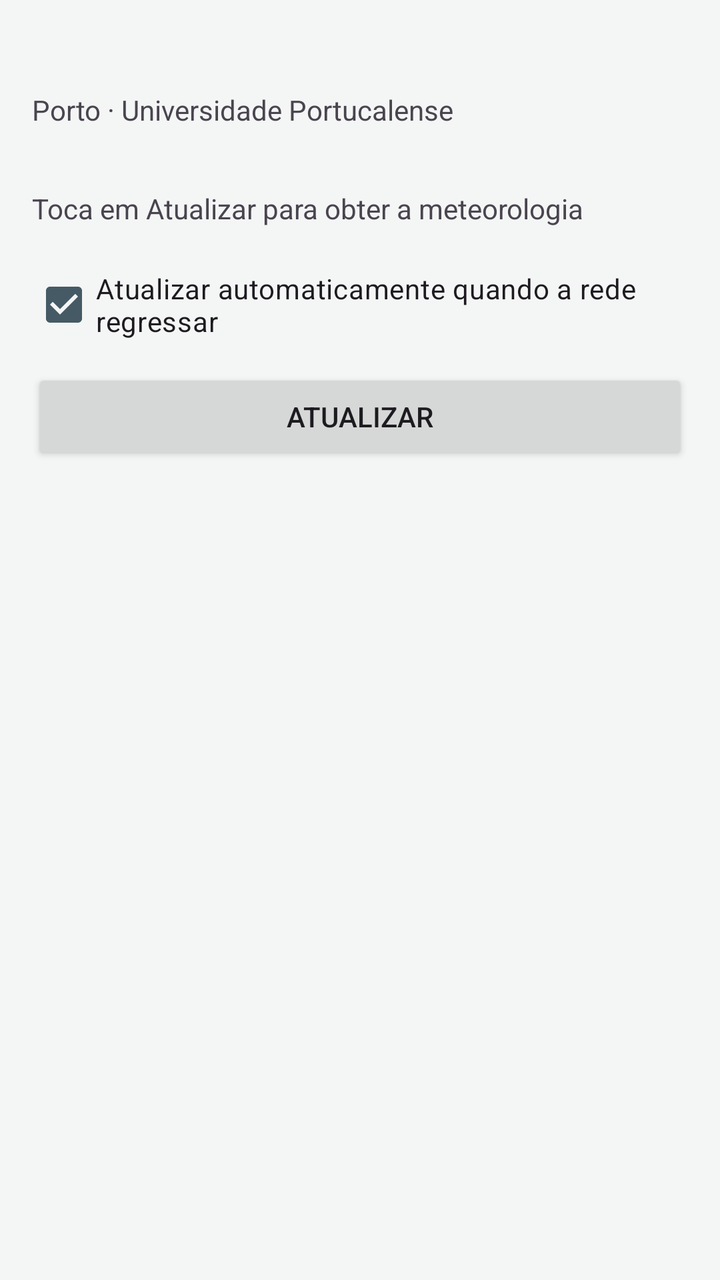
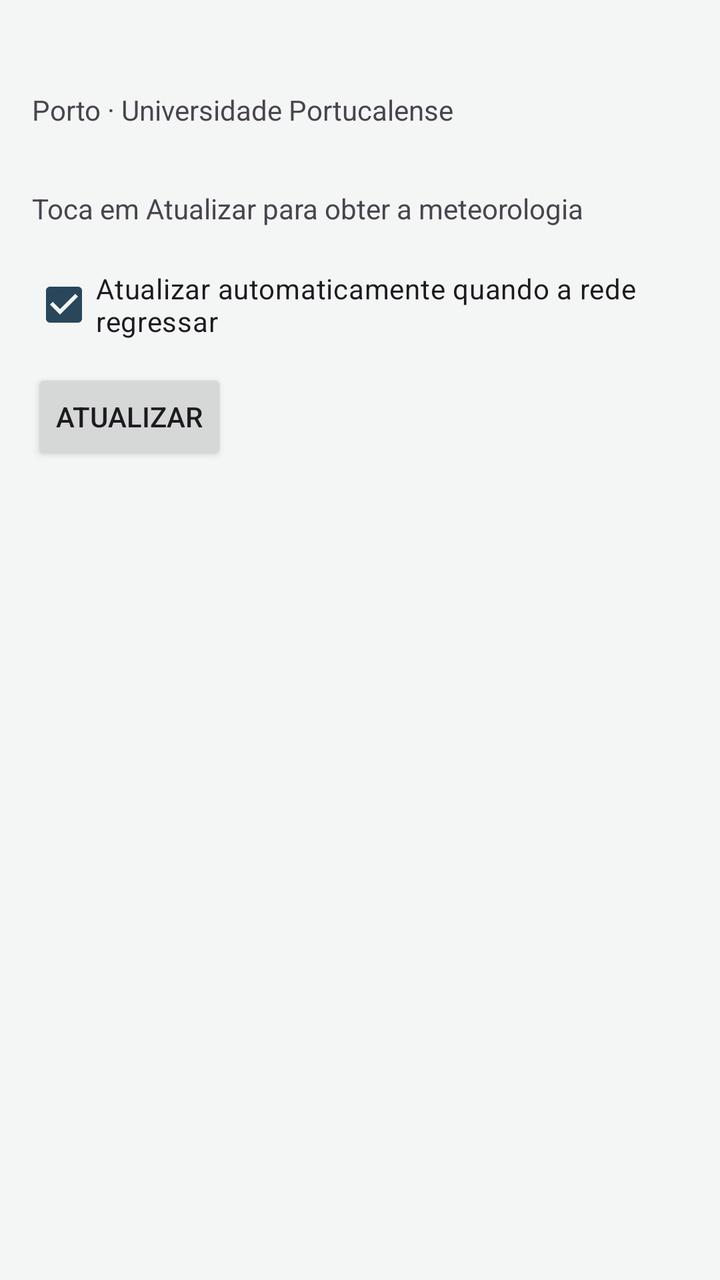

Before-and-after screenshots of an Android layout around one commit, followed by the original layout XML and the change that was made.
<!-- AndroidManifest.xml: application theme Theme.UPTStudentHub -->
<!-- res/layout/activity_weather.xml -->
<?xml version="1.0" encoding="utf-8"?>
<LinearLayout xmlns:android="http://schemas.android.com/apk/res/android"
    android:layout_width="match_parent"
    android:layout_height="match_parent"
    android:fitsSystemWindows="true"
    android:orientation="vertical">

    
    <TextView
        android:id="@+id/tvOffline"
        android:layout_width="match_parent"
        android:layout_height="wrap_content"
        android:background="@color/offline_red"
        android:gravity="center"
        android:minHeight="@dimen/touch_target"
        android:text="@string/banner_offline"
        android:textColor="@color/white"
        android:visibility="gone" />

    <LinearLayout
        android:layout_width="match_parent"
        android:layout_height="match_parent"
        android:orientation="vertical"
        android:padding="@dimen/spacing_m">

        <TextView
            android:id="@+id/tvGreeting"
            android:layout_width="match_parent"
            android:layout_height="wrap_content"
            android:textAppearance="?attr/textAppearanceTitleLarge" />

        <TextView
            android:layout_width="match_parent"
            android:layout_height="wrap_content"
            android:text="@string/weather_location" />

        
        <LinearLayout
            android:id="@+id/weatherCard"
            android:layout_width="match_parent"
            android:layout_height="wrap_content"
            android:layout_marginTop="@dimen/spacing_m"
            android:background="@drawable/bg_weather_card"
            android:gravity="center_horizontal"
            android:orientation="vertical"
            android:padding="@dimen/spacing_m"
            android:visibility="gone">

            <TextView
                android:id="@+id/tvTemperature"
                android:layout_width="wrap_content"
                android:layout_height="wrap_content"
                android:textAppearance="?attr/textAppearanceDisplaySmall"
                android:textColor="@color/upt_blue_dark" />

            <TextView
                android:id="@+id/tvDescription"
                android:layout_width="wrap_content"
                android:layout_height="wrap_content"
                android:textAppearance="?attr/textAppearanceTitleMedium"
                android:textColor="@color/upt_blue_dark" />

            <TextView
                android:id="@+id/tvHumidity"
                android:layout_width="wrap_content"
                android:layout_height="wrap_content"
                android:layout_marginTop="@dimen/spacing_s"
                android:textColor="@color/upt_blue_dark" />

            <TextView
                android:id="@+id/tvWind"
                android:layout_width="wrap_content"
                android:layout_height="wrap_content"
                android:textColor="@color/upt_blue_dark" />
        </LinearLayout>

        
        <LinearLayout
            android:layout_width="match_parent"
            android:layout_height="wrap_content"
            android:layout_marginTop="@dimen/spacing_m"
            android:gravity="center_vertical"
            android:minHeight="@dimen/touch_target"
            android:orientation="horizontal">

            
            <ProgressBar
                android:id="@+id/progressLoading"
                android:layout_width="@dimen/touch_target"
                android:layout_height="@dimen/touch_target"
                android:layout_marginEnd="@dimen/spacing_s"
                android:contentDescription="@string/cd_weather_progress"
                android:indeterminate="true"
                android:visibility="gone" />

            <TextView
                android:id="@+id/tvWeatherStatus"
                android:layout_width="0dp"
                android:layout_height="wrap_content"
                android:layout_weight="1"
                android:text="@string/status_weather_idle" />
        </LinearLayout>

        <CheckBox
            android:id="@+id/cbAutoRefresh"
            android:layout_width="match_parent"
            android:layout_height="wrap_content"
            android:checked="true"
            android:minHeight="@dimen/touch_target"
            android:text="@string/cb_auto_refresh" />

        <Button
            android:id="@+id/btnRefresh"
            android:layout_width="match_parent"
            android:layout_height="wrap_content"
            android:layout_marginTop="@dimen/spacing_s"
            android:minHeight="@dimen/touch_target"
            android:text="@string/btn_refresh" />
    </LinearLayout>
</LinearLayout>
<!-- resources referenced by this layout -->
<resources>
  <color name="offline_red">#9C3535</color>
  <color name="upt_blue_dark">#455A64</color>
  <color name="white">#FFFFFF</color>
  <dimen name="spacing_m">16dp</dimen>
  <dimen name="spacing_s">8dp</dimen>
  <dimen name="touch_target">48dp</dimen>
  <!-- drawable bg_weather_card (drawable) -->
  <shape xmlns:android="http://schemas.android.com/apk/res/android" android:shape="rectangle">
      <solid android:color="@color/upt_card_bg" />
      <stroke android:width="@dimen/hub_border" android:color="@color/upt_border" />
      <corners android:radius="@dimen/hub_corner" />
  </shape>
  <string name="banner_offline">Sem ligação à Internet</string>
  <string name="btn_refresh">Atualizar</string>
  <string name="cb_auto_refresh">Atualizar automaticamente quando a rede regressar</string>
  <string name="cd_weather_progress">A carregar dados meteorológicos</string>
  <string name="status_weather_idle">Toca em Atualizar para obter a meteorologia</string>
  <string name="weather_location">Porto · Universidade Portucalense</string>
  <style name="Theme.UPTStudentHub" parent="Base.Theme.UPTStudentHub" />
  <color name="upt_card_bg">#FFFFFF</color>
  <dimen name="hub_border">1dp</dimen>
  <color name="upt_border">#CDD3D6</color>
  <dimen name="hub_corner">4dp</dimen>
  <color name="upt_primary">#455A64</color>
  <color name="upt_surface">#FFFFFF</color>
  <color name="upt_text">#242B30</color>
  <color name="upt_secondary">#426B64</color>
  <color name="upt_text_secondary">#58636B</color>
  <color name="upt_background">#F4F5F5</color>
  <color name="upt_toolbar">#455A64</color>
  <style name="Hub.ActionBar" parent="Widget.MaterialComponents.ActionBar.Solid">
          <item name="background">@color/upt_toolbar</item>
          <item name="titleTextStyle">@style/Hub.ActionBar.Title</item>
      </style>
  <style name="Hub.Button" parent="Widget.Material3.Button">
          <item name="cornerRadius">@dimen/hub_corner</item>
          <item name="android:elevation">0dp</item>
          <item name="android:textSize">14sp</item>
          <item name="android:textAllCaps">false</item>
      </style>
  <style name="Hub.Button.Outlined" parent="Widget.Material3.Button.OutlinedButton">
          <item name="cornerRadius">@dimen/hub_corner</item>
          <item name="android:textSize">14sp</item>
          <item name="android:textAllCaps">false</item>
      </style>
  <style name="Hub.ActionBar.Title" parent="TextAppearance.MaterialComponents.Headline6">
          <item name="android:textColor">@color/white</item>
          <item name="android:textSize">18sp</item>
      </style>
  <!-- unchanged entries left out for length: 1 -->
</resources>

<!-- the commit's change to res/layout/activity_weather.xml (unified diff, before → after) -->
@@ -1,120 +1,21 @@
-<?xml version="1.0" encoding="utf-8"?>
-<LinearLayout xmlns:android="http://schemas.android.com/apk/res/android"
-    android:layout_width="match_parent"
-    android:layout_height="match_parent"
-    android:fitsSystemWindows="true"
-    android:orientation="vertical">
+<?xml version='1.0' encoding='utf-8'?>
 
-    
-    <TextView
-        android:id="@+id/tvOffline"
-        android:layout_width="match_parent"
-        android:layout_height="wrap_content"
-        android:background="@color/offline_red"
-        android:gravity="center"
-        android:minHeight="@dimen/touch_target"
-        android:text="@string/banner_offline"
-        android:textColor="@color/white"
-        android:visibility="gone" />
-
-    <LinearLayout
-        android:layout_width="match_parent"
-        android:layout_height="match_parent"
-        android:orientation="vertical"
-        android:padding="@dimen/spacing_m">
-
-        <TextView
-            android:id="@+id/tvGreeting"
-            android:layout_width="match_parent"
-            android:layout_height="wrap_content"
-            android:textAppearance="?attr/textAppearanceTitleLarge" />
-
-        <TextView
-            android:layout_width="match_parent"
-            android:layout_height="wrap_content"
-            android:text="@string/weather_location" />
-
-        
-        <LinearLayout
-            android:id="@+id/weatherCard"
-            android:layout_width="match_parent"
-            android:layout_height="wrap_content"
-            android:layout_marginTop="@dimen/spacing_m"
-            android:background="@drawable/bg_weather_card"
-            android:gravity="center_horizontal"
-            android:orientation="vertical"
-            android:padding="@dimen/spacing_m"
-            android:visibility="gone">
-
-            <TextView
-                android:id="@+id/tvTemperature"
-                android:layout_width="wrap_content"
-                android:layout_height="wrap_content"
-                android:textAppearance="?attr/textAppearanceDisplaySmall"
-                android:textColor="@color/upt_blue_dark" />
-
-            <TextView
-                android:id="@+id/tvDescription"
-                android:layout_width="wrap_content"
-                android:layout_height="wrap_content"
-                android:textAppearance="?attr/textAppearanceTitleMedium"
-                android:textColor="@color/upt_blue_dark" />
-
-            <TextView
-                android:id="@+id/tvHumidity"
-                android:layout_width="wrap_content"
-                android:layout_height="wrap_content"
-                android:layout_marginTop="@dimen/spacing_s"
-                android:textColor="@color/upt_blue_dark" />
-
-            <TextView
-                android:id="@+id/tvWind"
-                android:layout_width="wrap_content"
-                android:layout_height="wrap_content"
-                android:textColor="@color/upt_blue_dark" />
+<LinearLayout xmlns:android="http://schemas.android.com/apk/res/android" android:layout_width="match_parent" android:layout_height="match_parent" android:fitsSystemWindows="true" android:orientation="vertical">
+    <TextView android:id="@+id/tvOffline" android:layout_width="match_parent" android:layout_height="wrap_content" android:background="@color/offline_red" android:gravity="center" android:minHeight="@dimen/touch_target" android:text="@string/banner_offline" android:textColor="@color/white" android:visibility="gone" />
+    <LinearLayout android:layout_width="match_parent" android:layout_height="match_parent" android:orientation="vertical" android:padding="@dimen/spacing_m">
+        <TextView android:id="@+id/tvGreeting" android:layout_width="match_parent" android:layout_height="wrap_content" android:textAppearance="?attr/textAppearanceTitleLarge" />
+        <TextView android:layout_width="match_parent" android:layout_height="wrap_content" android:text="@string/weather_location" />
+        <LinearLayout android:id="@+id/weatherCard" android:layout_width="match_parent" android:layout_height="wrap_content" android:layout_marginTop="@dimen/spacing_m" android:background="@drawable/bg_weather_card" android:gravity="start" android:orientation="vertical" android:padding="@dimen/spacing_m" android:visibility="gone">
+            <TextView android:id="@+id/tvTemperature" android:layout_width="wrap_content" android:layout_height="wrap_content" android:textColor="@color/upt_blue_dark" android:textSize="@dimen/hub_temperature" />
+            <TextView android:id="@+id/tvDescription" android:layout_width="wrap_content" android:layout_height="wrap_content" android:textAppearance="?attr/textAppearanceTitleMedium" android:textColor="@color/upt_blue_dark" />
+            <TextView android:id="@+id/tvHumidity" android:layout_width="wrap_content" android:layout_height="wrap_content" android:layout_marginTop="@dimen/spacing_s" android:textColor="@color/upt_blue_dark" />
+            <TextView android:id="@+id/tvWind" android:layout_width="wrap_content" android:layout_height="wrap_content" android:textColor="@color/upt_blue_dark" />
         </LinearLayout>
-
-        
-        <LinearLayout
-            android:layout_width="match_parent"
-            android:layout_height="wrap_content"
-            android:layout_marginTop="@dimen/spacing_m"
-            android:gravity="center_vertical"
-            android:minHeight="@dimen/touch_target"
-            android:orientation="horizontal">
-
-            
-            <ProgressBar
-                android:id="@+id/progressLoading"
-                android:layout_width="@dimen/touch_target"
-                android:layout_height="@dimen/touch_target"
-                android:layout_marginEnd="@dimen/spacing_s"
-                android:contentDescription="@string/cd_weather_progress"
-                android:indeterminate="true"
-                android:visibility="gone" />
-
-            <TextView
-                android:id="@+id/tvWeatherStatus"
-                android:layout_width="0dp"
-                android:layout_height="wrap_content"
-                android:layout_weight="1"
-                android:text="@string/status_weather_idle" />
+        <LinearLayout android:layout_width="match_parent" android:layout_height="wrap_content" android:layout_marginTop="@dimen/spacing_m" android:gravity="center_vertical" android:minHeight="@dimen/touch_target" android:orientation="horizontal">
+            <ProgressBar android:id="@+id/progressLoading" android:layout_width="@dimen/touch_target" android:layout_height="@dimen/touch_target" android:layout_marginEnd="@dimen/spacing_s" android:contentDescription="@string/cd_weather_progress" android:indeterminate="true" android:visibility="gone" />
+            <TextView android:id="@+id/tvWeatherStatus" android:layout_width="0dp" android:layout_height="wrap_content" android:layout_weight="1" android:text="@string/status_weather_idle" />
         </LinearLayout>
-
-        <CheckBox
-            android:id="@+id/cbAutoRefresh"
-            android:layout_width="match_parent"
-            android:layout_height="wrap_content"
-            android:checked="true"
-            android:minHeight="@dimen/touch_target"
-            android:text="@string/cb_auto_refresh" />
-
-        <Button
-            android:id="@+id/btnRefresh"
-            android:layout_width="match_parent"
-            android:layout_height="wrap_content"
-            android:layout_marginTop="@dimen/spacing_s"
-            android:minHeight="@dimen/touch_target"
-            android:text="@string/btn_refresh" />
+        <CheckBox android:id="@+id/cbAutoRefresh" android:layout_width="match_parent" android:layout_height="wrap_content" android:checked="true" android:minHeight="@dimen/touch_target" android:text="@string/cb_auto_refresh" />
+        <Button android:id="@+id/btnRefresh" android:layout_width="wrap_content" android:layout_height="wrap_content" android:layout_marginTop="@dimen/spacing_s" android:minHeight="@dimen/touch_target" android:text="@string/btn_refresh" />
     </LinearLayout>
 </LinearLayout>
<!-- resource entries referenced after the edit -->
@@ -1,8 +1,9 @@
 <!-- resources referenced by this layout -->
 <resources>
   <color name="offline_red">#9C3535</color>
-  <color name="upt_blue_dark">#455A64</color>
+  <color name="upt_blue_dark">#29465B</color>
   <color name="white">#FFFFFF</color>
+  <dimen name="hub_temperature">36sp</dimen>
   <dimen name="spacing_m">16dp</dimen>
   <dimen name="spacing_s">8dp</dimen>
   <dimen name="touch_target">48dp</dimen>
@@ -23,13 +24,13 @@
   <dimen name="hub_border">1dp</dimen>
   <color name="upt_border">#CDD3D6</color>
   <dimen name="hub_corner">4dp</dimen>
-  <color name="upt_primary">#455A64</color>
+  <color name="upt_primary">#29465B</color>
   <color name="upt_surface">#FFFFFF</color>
   <color name="upt_text">#242B30</color>
   <color name="upt_secondary">#426B64</color>
   <color name="upt_text_secondary">#58636B</color>
   <color name="upt_background">#F4F5F5</color>
-  <color name="upt_toolbar">#455A64</color>
+  <color name="upt_toolbar">#29465B</color>
   <style name="Hub.ActionBar" parent="Widget.MaterialComponents.ActionBar.Solid">
           <item name="background">@color/upt_toolbar</item>
           <item name="titleTextStyle">@style/Hub.ActionBar.Title</item>
